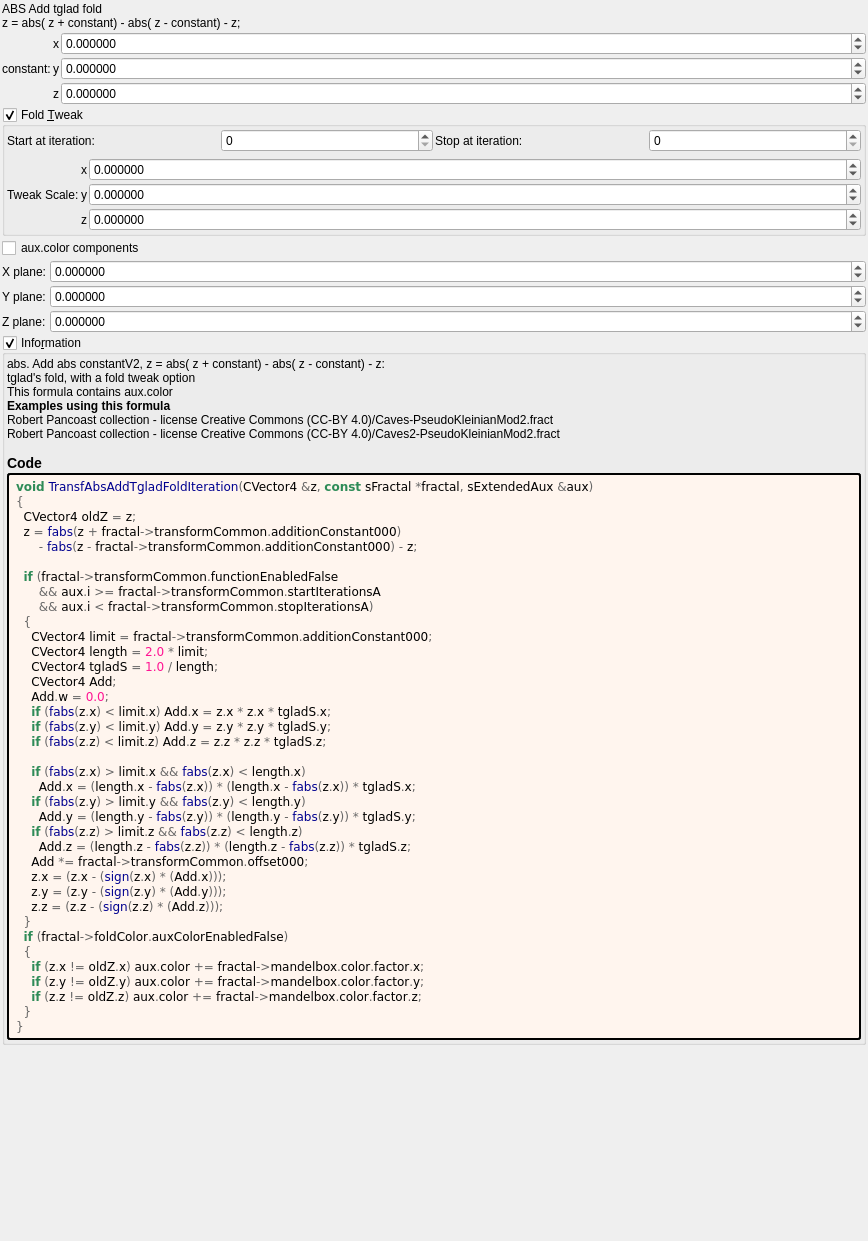
The window that mandelbulber2/formula/ui/transf_abs_add_tglad_fold.ui (buddhi1980/mandelbulber2) describes before a commit, drawn with Qt 5.
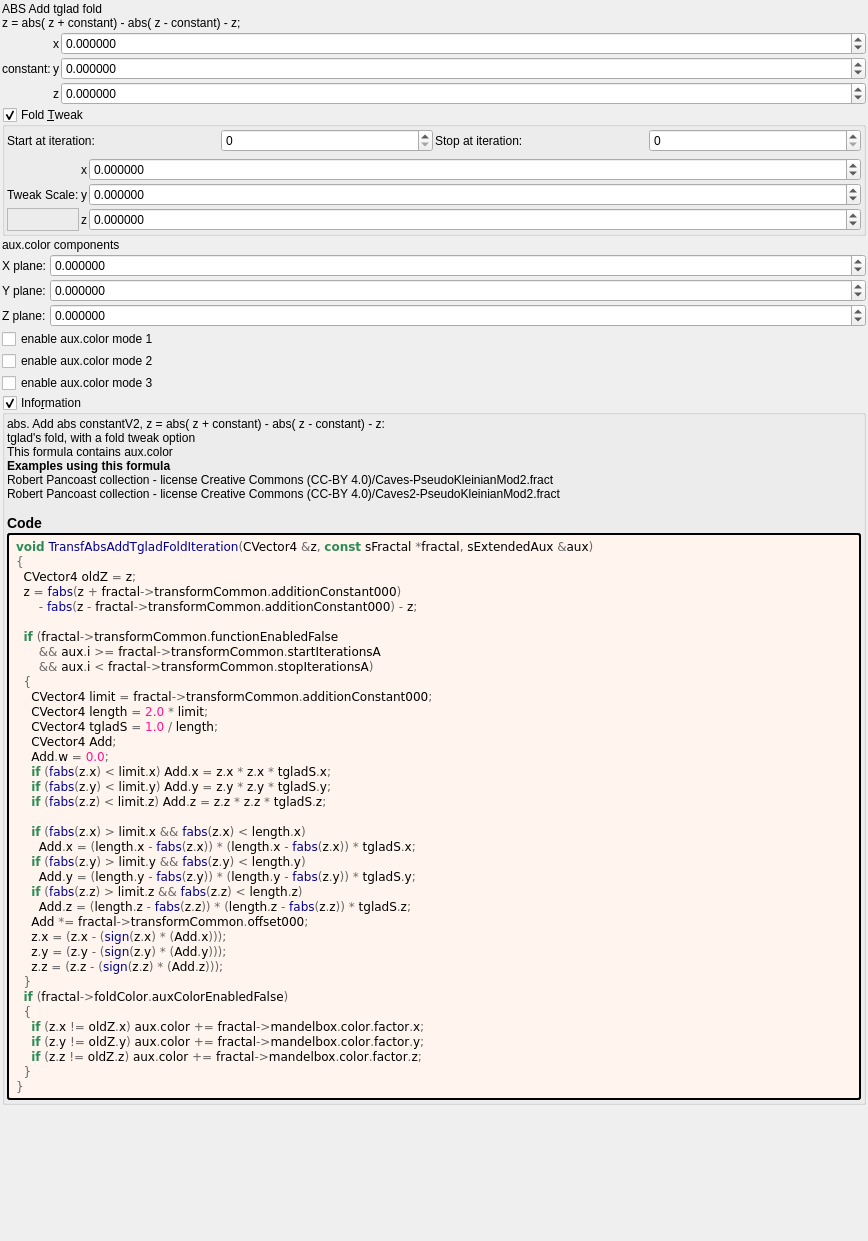
The same window after the commit. Custom widgets are drawn as their Qt base class.

Commit message: some color fixes and tidying up

The edit to the form file:
```diff
--- a/mandelbulber2/formula/ui/transf_abs_add_tglad_fold.ui
+++ b/mandelbulber2/formula/ui/transf_abs_add_tglad_fold.ui
@@ -326,6 +326,16 @@
           </property>
          </widget>
         </item>
+        <item row="2" column="0">
+         <widget class="QFrame" name="frame">
+          <property name="frameShape">
+           <enum>QFrame::StyledPanel</enum>
+          </property>
+          <property name="frameShadow">
+           <enum>QFrame::Raised</enum>
+          </property>
+         </widget>
+        </item>
        </layout>
       </item>
      </layout>
@@ -337,6 +347,34 @@
       <number>2</number>
      </property>
      <item row="4" column="2">
+      <widget class="MyDoubleSpinBox" name="spinbox3_mandelbox_color_y">
+       <property name="sizePolicy">
+        <sizepolicy hsizetype="Minimum" vsizetype="Maximum">
+         <horstretch>0</horstretch>
+         <verstretch>0</verstretch>
+        </sizepolicy>
+       </property>
+       <property name="prefix">
+        <string/>
+       </property>
+       <property name="suffix">
+        <string/>
+       </property>
+       <property name="decimals">
+        <number>6</number>
+       </property>
+       <property name="minimum">
+        <double>-100.000000000000000</double>
+       </property>
+       <property name="maximum">
+        <double>100.000000000000000</double>
+       </property>
+       <property name="singleStep">
+        <double>0.100000000000000</double>
+       </property>
+      </widget>
+     </item>
+     <item row="5" column="2">
       <widget class="MyDoubleSpinBox" name="spinbox3_mandelbox_color_z">
        <property name="sizePolicy">
         <sizepolicy hsizetype="Minimum" vsizetype="Maximum">
@@ -364,57 +402,29 @@
        </property>
       </widget>
      </item>
-     <item row="2" column="0">
-      <widget class="QLabel" name="label_31">
-       <property name="text">
-        <string>X plane:</string>
-       </property>
-      </widget>
-     </item>
-     <item row="2" column="2">
-      <widget class="MyDoubleSpinBox" name="spinbox3_mandelbox_color_x">
-       <property name="sizePolicy">
-        <sizepolicy hsizetype="Minimum" vsizetype="Maximum">
-         <horstretch>0</horstretch>
-         <verstretch>0</verstretch>
-        </sizepolicy>
-       </property>
-       <property name="prefix">
-        <string/>
-       </property>
-       <property name="suffix">
-        <string/>
-       </property>
-       <property name="decimals">
-        <number>6</number>
-       </property>
-       <property name="minimum">
-        <double>-100.000000000000000</double>
-       </property>
-       <property name="maximum">
-        <double>100.000000000000000</double>
-       </property>
-       <property name="singleStep">
-        <double>0.100000000000000</double>
-       </property>
-      </widget>
-     </item>
-     <item row="3" column="0">
+     <item row="4" column="0">
       <widget class="QLabel" name="label_32">
        <property name="text">
         <string>Y plane:</string>
        </property>
       </widget>
      </item>
-     <item row="4" column="0">
+     <item row="5" column="0">
       <widget class="QLabel" name="label_33">
        <property name="text">
         <string>Z plane:</string>
        </property>
       </widget>
      </item>
+     <item row="3" column="0">
+      <widget class="QLabel" name="label_31">
+       <property name="text">
+        <string>X plane:</string>
+       </property>
+      </widget>
+     </item>
      <item row="3" column="2">
-      <widget class="MyDoubleSpinBox" name="spinbox3_mandelbox_color_y">
+      <widget class="MyDoubleSpinBox" name="spinbox3_mandelbox_color_x">
        <property name="sizePolicy">
         <sizepolicy hsizetype="Minimum" vsizetype="Maximum">
          <horstretch>0</horstretch>
@@ -441,15 +451,36 @@
        </property>
       </widget>
      </item>
-     <item row="1" column="0" colspan="3">
-      <widget class="QCheckBox" name="checkBox_fold_color_aux_color_enabled_false">
+     <item row="2" column="0" colspan="3">
+      <widget class="QLabel" name="label_34">
        <property name="text">
-        <string notr="true">aux.color components</string>
+        <string>aux.color components</string>
        </property>
       </widget>
      </item>
     </layout>
    </item>
+   <item>
+    <widget class="QCheckBox" name="checkBox_fold_color_aux_color_enabled_false">
+     <property name="text">
+      <string notr="true">enable aux.color mode 1</string>
+     </property>
+    </widget>
+   </item>
+   <item>
+    <widget class="QCheckBox" name="checkBox_transf_function_enabledCx_false">
+     <property name="text">
+      <string notr="true">enable aux.color mode 2</string>
+     </property>
+    </widget>
+   </item>
+   <item>
+    <widget class="QCheckBox" name="checkBox_transf_function_enabledCy_false">
+     <property name="text">
+      <string notr="true">enable aux.color mode 3</string>
+     </property>
+    </widget>
+   </item>
    <item>
     <widget class="MyGroupBox" name="groupCheck_info">
      <property name="title">
```
The commit also changes 14 other files.
